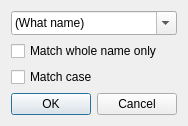
Old version of the form lavape/src/LavaPE_UI/idd_findbynamebox.ui in the repository berkus/lavape.
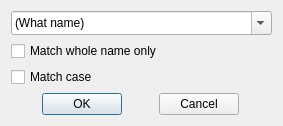
New version of the form.

The edit to the form file:
```diff
--- a/lavape/src/LavaPE_UI/idd_findbynamebox.ui
+++ b/lavape/src/LavaPE_UI/idd_findbynamebox.ui
@@ -6,10 +6,16 @@
    <rect>
     <x>0</x>
     <y>0</y>
-    <width>226</width>
-    <height>132</height>
+    <width>241</width>
+    <height>121</height>
    </rect>
   </property>
+  <property name="sizePolicy">
+   <sizepolicy hsizetype="Fixed" vsizetype="Preferred">
+    <horstretch>0</horstretch>
+    <verstretch>0</verstretch>
+   </sizepolicy>
+  </property>
   <property name="windowTitle">
    <string>Find declaration by name</string>
   </property>
@@ -38,6 +44,13 @@
      </item>
     </widget>
    </item>
+   <item row="1" column="0">
+    <widget class="QCheckBox" name="SearchWholeName">
+     <property name="text">
+      <string>Match whole name only                                 </string>
+     </property>
+    </widget>
+   </item>
    <item row="2" column="0">
     <widget class="QCheckBox" name="SearchCase">
      <property name="text">
@@ -102,13 +115,6 @@
      </item>
     </layout>
    </item>
-   <item row="1" column="0">
-    <widget class="QCheckBox" name="SearchWholeName">
-     <property name="text">
-      <string>Match whole name only</string>
-     </property>
-    </widget>
-   </item>
   </layout>
  </widget>
  <layoutdefault spacing="6" margin="11"/>
```
